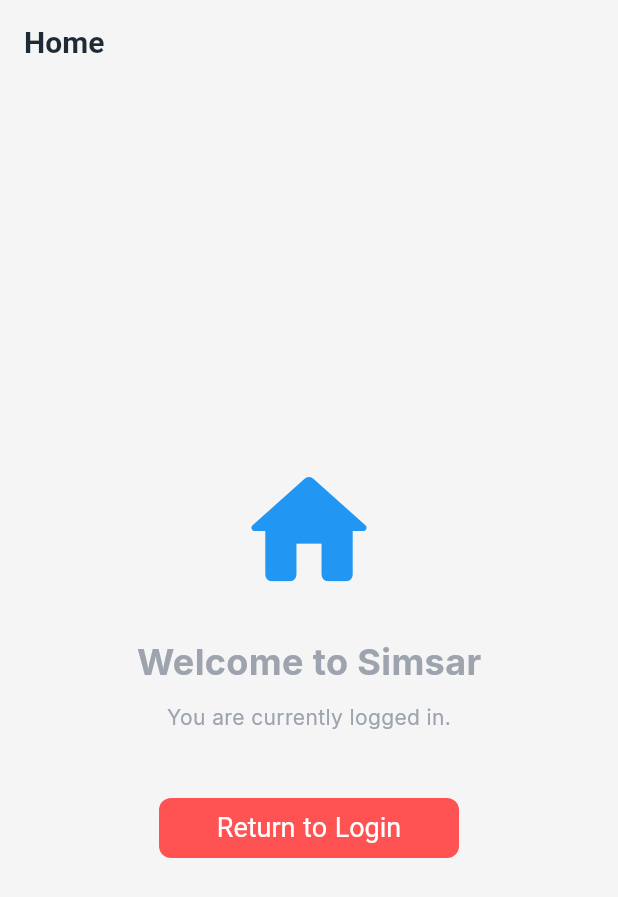
After one commit to ILemonshotI/Simsar_Rent_Application, a Flutter app: the HomeScreen screen opened directly, on a phone screen of 412 x 824 dp. The commit adds this screen. Shown: the top 897 px of the screen. Run offline on Flutter 3.47's test engine with Material 3 defaults, Android fonts, the phone set to English and light mode, and no system bars; our stand-ins replace dio, google_fonts, image_picker.

Commit message:
temp Home Screen after login

```diff
--- /dev/null
+++ b/lib/Screens/home_screen.dart
@@ -0,0 +1,52 @@
+import 'package:flutter/material.dart';
+
+class HomeScreen extends StatelessWidget {
+  const HomeScreen({super.key});
+
+  @override
+  Widget build(BuildContext context) {
+    return Scaffold(
+      appBar: AppBar(
+        title: const Text("Home"),
+        // This automatically adds a back button if you pushed this screen
+        automaticallyImplyLeading: true,
+      ),
+      body: Center(
+        child: Column(
+          mainAxisAlignment: MainAxisAlignment.center,
+          children: [
+            const Icon(
+              Icons.home_rounded,
+              size: 100,
+              color: Colors.blue,
+            ),
+            const SizedBox(height: 20),
+            const Text(
+              "Welcome to Simsar",
+              style: TextStyle(fontSize: 24, fontWeight: FontWeight.bold),
+            ),
+            const SizedBox(height: 10),
+            const Text("You are currently logged in."),
+            const SizedBox(height: 40),
+
+            // The Button to return to the previous page
+            SizedBox(
+              width: 200,
+              child: ElevatedButton(
+                style: ElevatedButton.styleFrom(
+                  backgroundColor: Colors.redAccent,
+                  foregroundColor: Colors.white,
+                ),
+                onPressed: () {
+                  // This removes the Home screen and shows the Login/Register screen again
+                  Navigator.pop(context);
+                },
+                child: const Text("Return to Login"),
+              ),
+            ),
+          ],
+        ),
+      ),
+    );
+  }
+}
--- a/lib/Screens/login_screen.dart
+++ b/lib/Screens/login_screen.dart
@@ -9,6 +9,7 @@
 import 'package:simsar/Theme/app_colors.dart';
 import '../Network/api_client.dart';
 import 'package:simsar/Screens/register_screen.dart';
+import 'package:simsar/Screens/home_screen.dart';
 class LoginScreen extends StatefulWidget {
 
   const LoginScreen({super.key});
@@ -54,7 +55,13 @@
       );
 
       // 4. Handle success (example)095
-      print('Login success: ${response.data}');
+     if (mounted) {
+        // 6. Navigate to HomeScreen and REMOVE login from the stack
+        Navigator.pushReplacement(
+          context,
+          MaterialPageRoute(builder: (context) => const HomeScreen()),
+        );
+      }
 
       // TO DO:
       // - extract token
--- a/lib/Screens/register_screen.dart
+++ b/lib/Screens/register_screen.dart
@@ -13,6 +13,7 @@
 import '../Network/api_client.dart';
 import 'dart:typed_data';
 import 'package:simsar/Screens/login_screen.dart';
+import 'package:simsar/Screens/home_screen.dart';
 // import 'package:simsar/utils/image_path_grabber.dart';
 
 class RegisterScreen extends StatefulWidget {
@@ -37,6 +38,7 @@
   Uint8List? userProfileImage;
   final String preText = "Already have an account? ";
   final String sufText = "Sign In";
+  bool isWaitingForApproval = false;
 
 
   @override
@@ -98,9 +100,11 @@
       final message = response.data['message'] ?? "Registered successfully. Please wait for admin approval.";
 
       if (mounted) {
-        _showSnackBar(message, isError: false);
-        // Note: User must be approved by admin before login
-        Navigator.pushNamedAndRemoveUntil(context, '/pending_approval', (route) => false);
+        _showSnackBar("Registration Successful! Waiting for admin approval", isError: false);
+
+        // This replaces the Register Screen with the Home Screen
+          Navigator.pushNamedAndRemoveUntil(context, '/pending_approval', (route) => false);
+
       }
     } else if (response.statusCode == 302) {
       _showSnackBar("Server Redirection Error (Duplicate entry or missing header)", isError: true);
--- a/lib/main.dart
+++ b/lib/main.dart
@@ -1,4 +1,5 @@
 import 'package:flutter/material.dart';
+import 'package:simsar/Screens/home_screen.dart';
 import 'package:simsar/Screens/login_screen.dart';
 import 'package:simsar/Screens/register_screen.dart';
 import 'package:simsar/Theme/app_theme.dart';
@@ -29,7 +30,7 @@
       darkTheme: SAppTheme.darkTheme,
       themeMode: ThemeMode.system,
       // Just call LoginScreen here. Don't add Scaffold/Center here.
-      home:  LoginScreen()
+      home:  LoginScreen(),
     );
   }
 }
```
